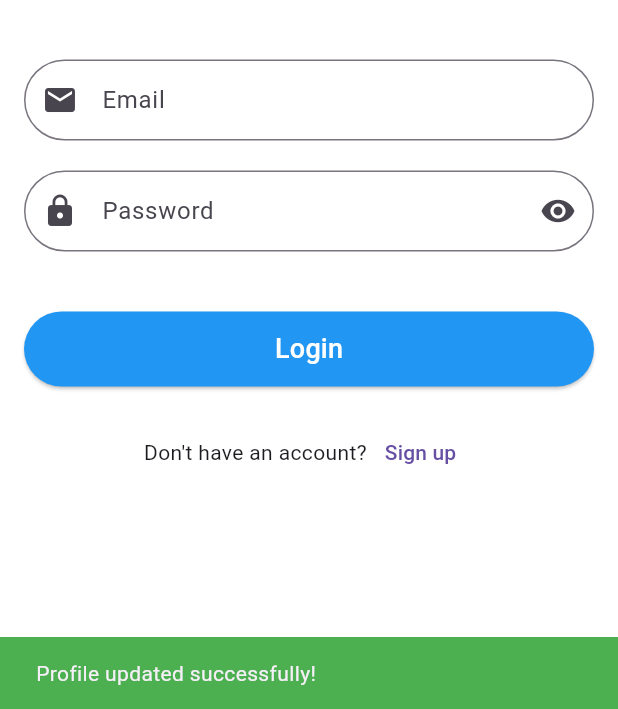
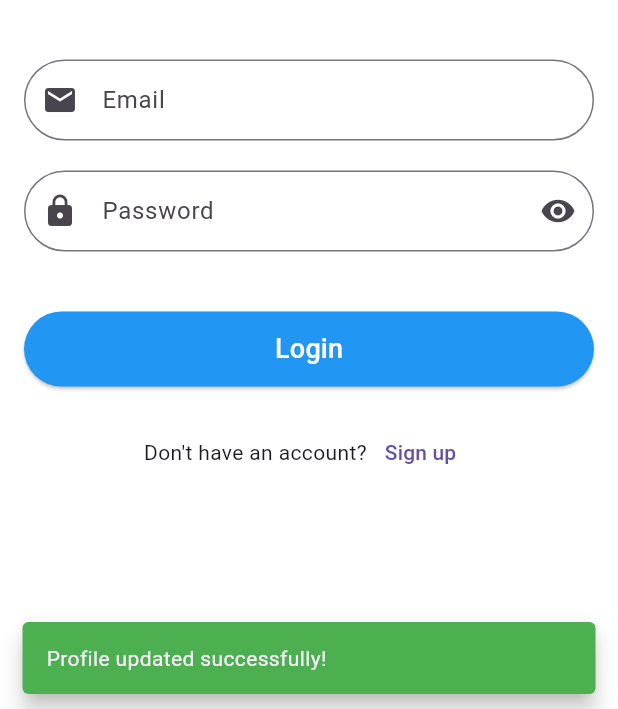
Before and after one commit to diogoguerra03/bookstore, a Flutter app: the EditProfilePage screen opened directly, after a tap on the "check" icon, on a phone screen of 412 x 824 dp, the part 527-1236 px from its top. Run offline on Flutter 3.47's test engine with Material 3 defaults, Android fonts, the phone set to English and light mode, and no system bars; our stand-ins replace firebase_auth, firebase_core, firebase_database, firebase_storage, image_picker, logger and 1 more; accounts and stored records are empty.

Commit message:
chore: fix change password bug

```diff
--- a/lib/screens/auth/edit_profile_page.dart
+++ b/lib/screens/auth/edit_profile_page.dart
@@ -69,7 +69,6 @@ class EditProfilePageState extends State<EditProfilePage> {
 
   // Função para atualizar os dados do usuário
   void _updateUserData() async {
-    SharedPreferences prefs = await SharedPreferences.getInstance();
     User? user = FirebaseAuth.instance.currentUser;
 
     // receber o username do snapshot
@@ -104,10 +103,12 @@ class EditProfilePageState extends State<EditProfilePage> {
       }
 
       try {
+        // buscar o email do usuário
+        String email = user.email!;
         // Reautentica o usuário com a senha atual
         UserCredential userCredential =
             await FirebaseAuth.instance.signInWithEmailAndPassword(
-          email: prefs.getString('email') ?? '',
+          email: email,
           password: _currentPassword,
         );
 
@@ -120,6 +121,7 @@ class EditProfilePageState extends State<EditProfilePage> {
           const SnackBar(
             content: Text('Failed to change password!'),
             backgroundColor: Colors.red,
+            behavior: SnackBarBehavior.floating,
           ),
         );
         return; // Não prosseguir se a autenticação falhar
@@ -159,6 +161,7 @@ class EditProfilePageState extends State<EditProfilePage> {
       const SnackBar(
         content: Text('Profile updated successfully!'),
         backgroundColor: Colors.green,
+        behavior: SnackBarBehavior.floating,
       ),
     );
 
```
